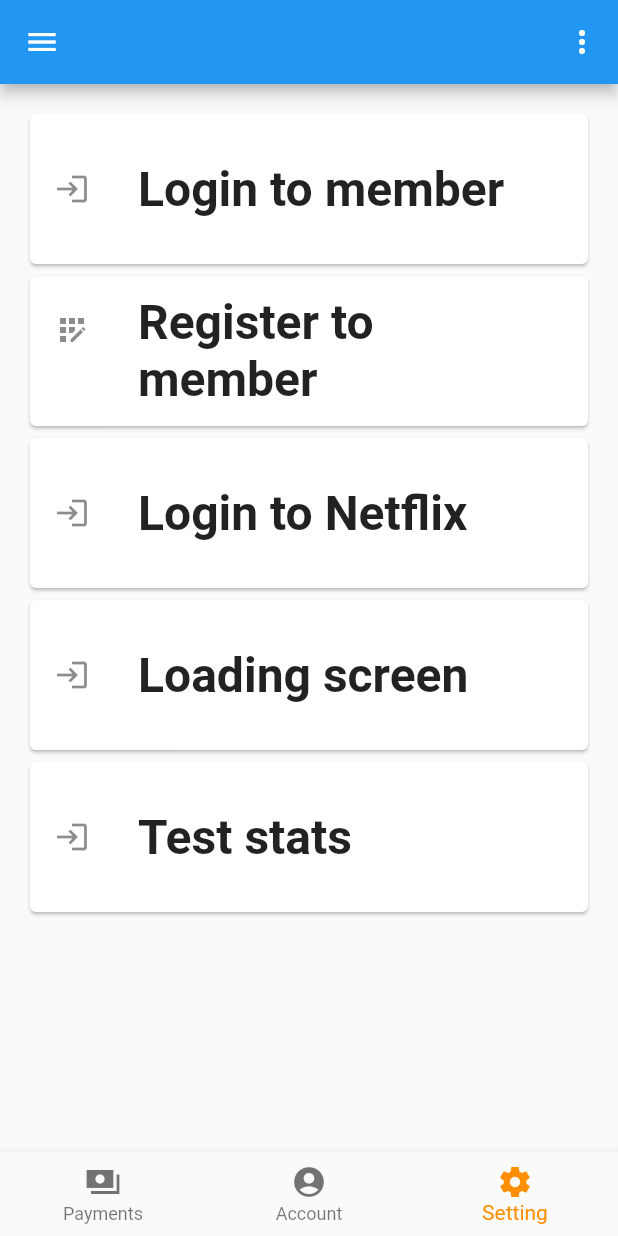
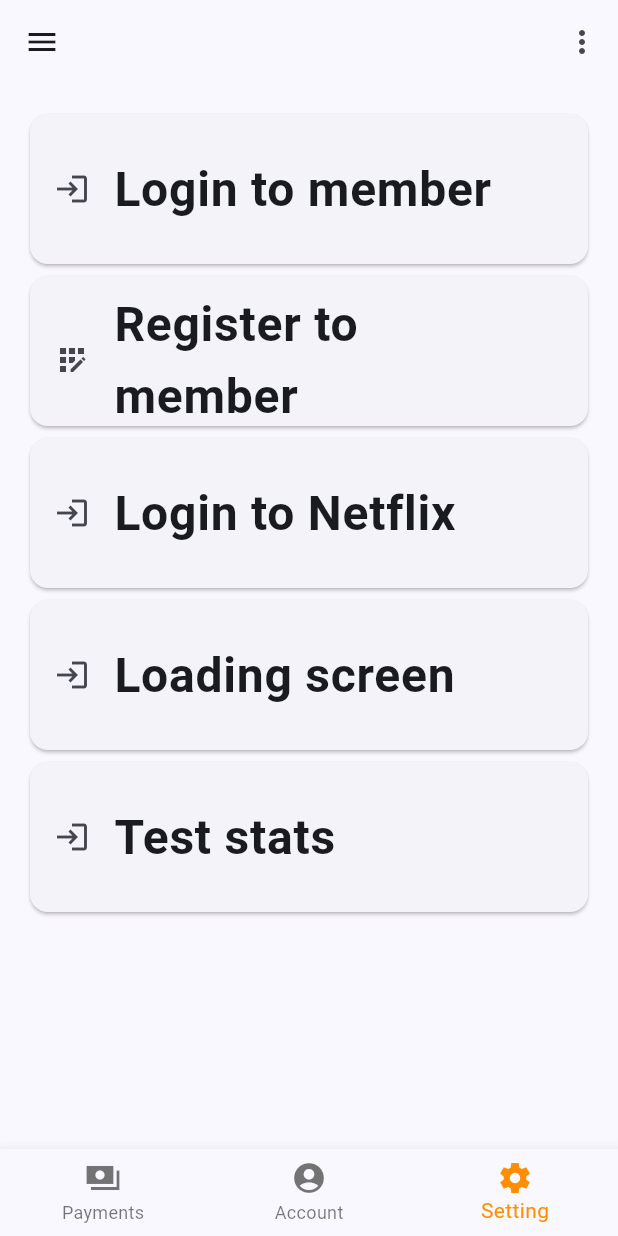
Before and after one commit to hoseCloud/sp1-frontend, a Flutter app: the screen it shows after launch, item 3 of the bottom bar chosen, on a phone screen of 412 x 824 dp. Run offline on Flutter 3.47's test engine with Material 2 defaults, Android fonts, the phone set to English and light mode, and no system bars; our stand-ins replace loading_animation_widget, sqflite; accounts and stored records are empty.

Commit message:
Fix theme from blue

```diff
--- a/lib/main.dart
+++ b/lib/main.dart
@@ -22,7 +22,9 @@ class MyApp extends StatelessWidget {
     return MaterialApp(
       title: 'sp-1 frontend',
       theme: ThemeData(
-        primarySwatch: Colors.blue,
+        // primarySwatch: Colors.blue,
+        colorSchemeSeed: const Color(0xff2962ff),
+        useMaterial3: true,
       ),
       home: const ScreenSplash(),
     );
```
